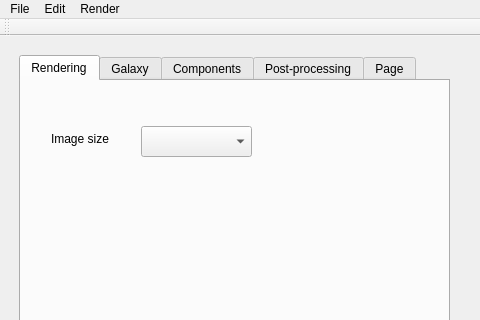
Qt form mainwindow.ui (leuat/gamer) before a commit; both pictures show x 0 to 480 and y 0 to 320 of the 1079 by 721 pixel window.
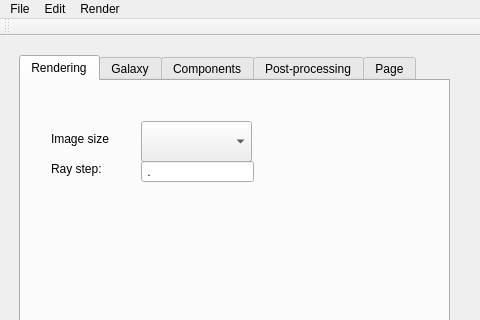
The same form after that commit. Custom widgets are drawn as their Qt base class.

Patch:
```diff
--- a/mainwindow.ui
+++ b/mainwindow.ui
@@ -53,12 +53,38 @@
       <property name="geometry">
        <rect>
         <x>120</x>
-        <y>45</y>
+        <y>40</y>
         <width>111</width>
-        <height>31</height>
+        <height>41</height>
        </rect>
       </property>
      </widget>
+     <widget class="QLabel" name="label_23">
+      <property name="geometry">
+       <rect>
+        <x>30</x>
+        <y>80</y>
+        <width>91</width>
+        <height>16</height>
+       </rect>
+      </property>
+      <property name="text">
+       <string>Ray step:</string>
+      </property>
+     </widget>
+     <widget class="QLineEdit" name="leRayStep">
+      <property name="geometry">
+       <rect>
+        <x>120</x>
+        <y>80</y>
+        <width>113</width>
+        <height>21</height>
+       </rect>
+      </property>
+      <property name="inputMask">
+       <string>0.00000</string>
+      </property>
+     </widget>
     </widget>
     <widget class="QWidget" name="tabGalaxy">
      <attribute name="title">
```
